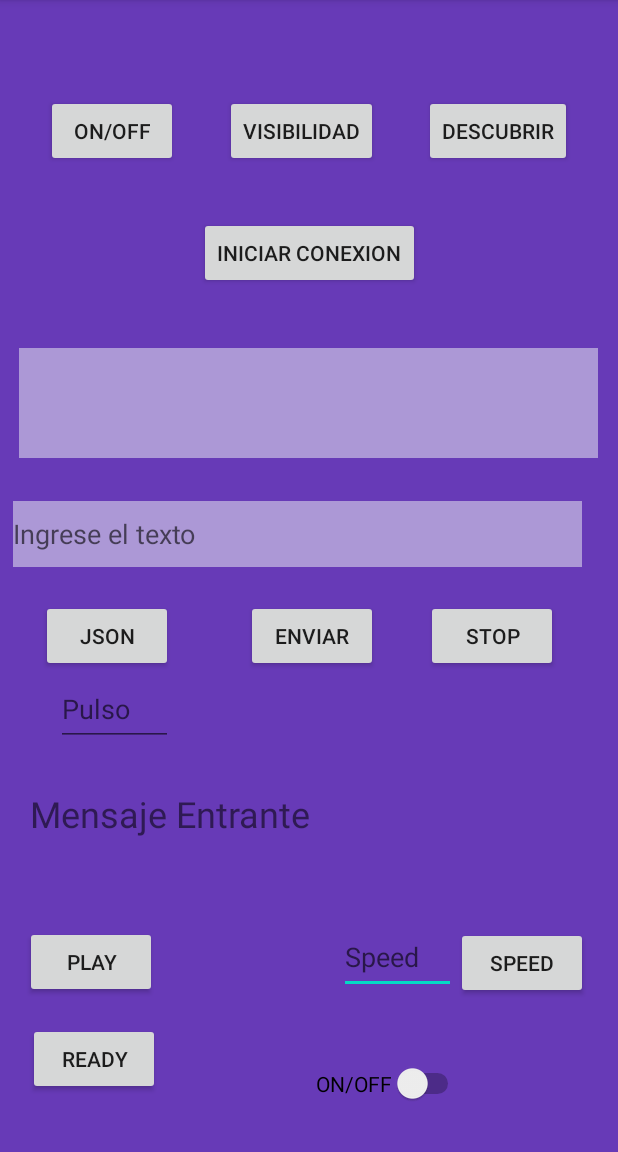
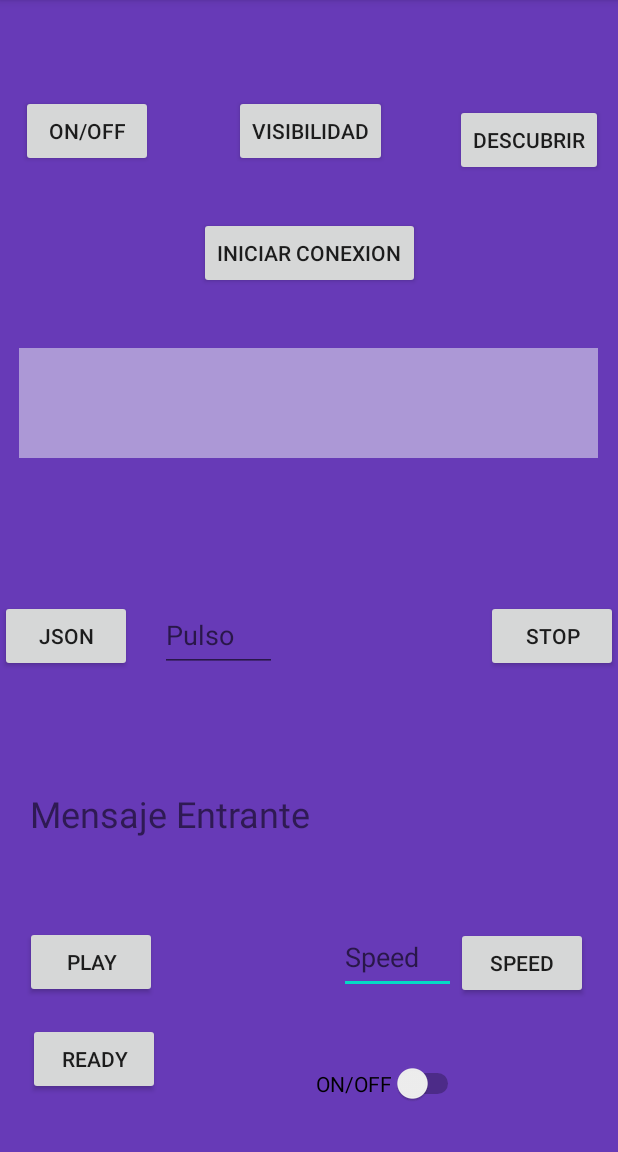
Before and after one commit to franciscoiarussi/Ingenieria, an Android app: the screen it shows after launch (MainActivity), on a phone screen of 412 x 824 dp, the part 84-1236 px from its top. Run offline under Robolectric (Android 15) with nearby library versions, the phone set to English and light mode, and no system bars.

```diff
--- a/app/src/main/java/com/example/ingenieria/MainActivity.java
+++ b/app/src/main/java/com/example/ingenieria/MainActivity.java
@@ -41,7 +41,6 @@ public class MainActivity extends AppCompatActivity implements AdapterView.OnIte
     public DeviceListAdapter nDeviceListAdapter;
     ListView lvNewDevices;
     Button btnDescubrir;
-    Button btnSend;
     Button btnPlay;
     Button btnSpeed;
     Button btnReady;
@@ -49,7 +48,6 @@ public class MainActivity extends AppCompatActivity implements AdapterView.OnIte
     TextView incomingMessage;
     StringBuilder messages;
     Button btnStartConnection;
-    EditText editText;
     EditText editTextSpeed;
     BluetoothConnectionService mBluetoothConnection;
     private static final UUID MY_UUID_INSECURE = UUID.fromString("8ce255c0-200a-11e0-ac64-0800200c9a66");
@@ -189,12 +187,10 @@ public class MainActivity extends AppCompatActivity implements AdapterView.OnIte
         nBTDevices = new ArrayList<>();
         btnDescubrir = (Button) findViewById(R.id.btnFindUnpairedDevices);
         nBluetoothAdapter = BluetoothAdapter.getDefaultAdapter();
-        editText = (EditText) findViewById(R.id.editText);
         editTextSpeed = (EditText) findViewById(R.id.editTextSpeed);
 
         final Switch switchOnOff=(Switch) findViewById(R.id.switchOnOff);
         btnStartConnection = (Button) findViewById(R.id.btnStartConnection);
-        btnSend = (Button) findViewById(R.id.btnSend);
         btnPlay = (Button) findViewById(R.id.btnPlay);
         btnSpeed = (Button) findViewById(R.id.btnSpeed);
         btnReady = (Button) findViewById(R.id.btnReady);
@@ -272,13 +268,6 @@ public class MainActivity extends AppCompatActivity implements AdapterView.OnIte
             }
         });
 
-        btnSend.setOnClickListener(new View.OnClickListener() {
-            public void onClick(View view) {
-                byte[] bytes = editText.getText().toString().getBytes(Charset.defaultCharset());
-                mBluetoothConnection.write(bytes);
-                editText.setText("");
-            }
-        });
         btnPlay.setOnClickListener(new View.OnClickListener() {
             public void onClick(View view) {
                 String play="play";
--- a/app/src/main/res/layout/activity_main.xml
+++ b/app/src/main/res/layout/activity_main.xml
@@ -26,14 +26,19 @@
         android:id="@+id/editTextPulso"
         android:layout_width="78dp"
         android:layout_height="49dp"
-        android:layout_marginEnd="260dp"
-        android:layout_marginRight="260dp"
+        android:layout_marginStart="18dp"
+        android:layout_marginLeft="18dp"
+        android:layout_marginTop="86dp"
+        android:layout_marginEnd="139dp"
+        android:layout_marginRight="139dp"
+        android:layout_marginBottom="71dp"
         android:ems="10"
         android:hint="Pulso"
         android:inputType="number"
-        app:layout_constraintEnd_toEndOf="parent"
-        app:layout_constraintStart_toStartOf="parent"
-        app:layout_constraintTop_toBottomOf="@+id/btnJson" />
+        app:layout_constraintBottom_toTopOf="@+id/MensajeEntrante"
+        app:layout_constraintEnd_toStartOf="@+id/btnStop"
+        app:layout_constraintStart_toEndOf="@+id/btnJson"
+        app:layout_constraintTop_toBottomOf="@+id/lvNewDevices" />
 
     <Button
         android:id="@+id/btnONOFF"
@@ -57,11 +62,11 @@
         android:id="@+id/btnVisibilidad"
         android:layout_width="wrap_content"
         android:layout_height="wrap_content"
-        android:layout_marginStart="8dp"
-        android:layout_marginLeft="8dp"
+        android:layout_marginStart="46dp"
+        android:layout_marginLeft="46dp"
         android:layout_marginTop="63dp"
-        android:layout_marginEnd="8dp"
-        android:layout_marginRight="8dp"
+        android:layout_marginEnd="47dp"
+        android:layout_marginRight="47dp"
         android:layout_marginBottom="620dp"
         android:text="@string/visibilidad"
         app:layout_constraintBottom_toBottomOf="parent"
@@ -74,17 +79,14 @@
         android:id="@+id/btnFindUnpairedDevices"
         android:layout_width="wrap_content"
         android:layout_height="wrap_content"
-        android:layout_marginStart="8dp"
-        android:layout_marginLeft="8dp"
         android:layout_marginTop="63dp"
-        android:layout_marginEnd="16dp"
-        android:layout_marginRight="16dp"
+        android:layout_marginEnd="10dp"
+        android:layout_marginRight="10dp"
+        android:layout_marginBottom="109dp"
         android:text="@string/descubrir"
-        app:layout_constraintBottom_toBottomOf="parent"
+        app:layout_constraintBottom_toTopOf="@+id/lvNewDevices"
         app:layout_constraintEnd_toEndOf="parent"
-        app:layout_constraintStart_toEndOf="@+id/btnVisibilidad"
-        app:layout_constraintTop_toTopOf="parent"
-        app:layout_constraintVertical_bias="0.0" />
+        app:layout_constraintTop_toTopOf="parent" />
 
 
     <ListView
@@ -105,44 +107,6 @@
         app:layout_constraintVertical_bias="0.334">
 
     </ListView>
-
-    <Button
-        android:id="@+id/btnSend"
-        android:layout_width="wrap_content"
-        android:layout_height="wrap_content"
-        android:layout_below="@+id/lvNewDevices"
-        android:layout_marginStart="160dp"
-        android:layout_marginLeft="160dp"
-        android:layout_marginEnd="160dp"
-        android:layout_marginRight="160dp"
-        android:text="@string/enviar"
-        app:layout_constraintBottom_toBottomOf="parent"
-        app:layout_constraintEnd_toEndOf="parent"
-        app:layout_constraintHorizontal_bias="1.0"
-        app:layout_constraintStart_toStartOf="parent"
-        app:layout_constraintTop_toTopOf="parent"
-        app:layout_constraintVertical_bias="0.556" />
-
-    <EditText
-        android:id="@+id/editText"
-        android:layout_width="379dp"
-        android:layout_height="44dp"
-        android:layout_below="@id/btnSend"
-        android:layout_marginStart="8dp"
-        android:layout_marginLeft="8dp"
-        android:layout_marginTop="28dp"
-        android:layout_marginEnd="8dp"
-        android:layout_marginRight="8dp"
-        android:autofillHints=""
-        android:background="#80F2F6F6"
-        android:hint="@string/ingrese_el_texto"
-        android:inputType="text"
-        app:layout_constraintBottom_toTopOf="@+id/btnSend"
-        app:layout_constraintEnd_toEndOf="parent"
-        app:layout_constraintHorizontal_bias="0.054"
-        app:layout_constraintStart_toStartOf="parent"
-        app:layout_constraintTop_toBottomOf="@+id/lvNewDevices"
-        app:layout_constraintVertical_bias="0.028" />
 
     <Button
         android:id="@+id/btnStartConnection"
@@ -238,8 +202,6 @@
         android:layout_height="wrap_content"
         android:text="Json"
         app:layout_constraintBottom_toBottomOf="parent"
-        app:layout_constraintEnd_toStartOf="@+id/btnSend"
-        app:layout_constraintHorizontal_bias="0.36"
         app:layout_constraintStart_toStartOf="parent"
         app:layout_constraintTop_toTopOf="parent"
         app:layout_constraintVertical_bias="0.556"
@@ -252,8 +214,6 @@
         android:text="Stop"
         app:layout_constraintBottom_toBottomOf="parent"
         app:layout_constraintEnd_toEndOf="parent"
-        app:layout_constraintHorizontal_bias="0.444"
-        app:layout_constraintStart_toEndOf="@+id/btnSend"
         app:layout_constraintTop_toTopOf="parent"
         app:layout_constraintVertical_bias="0.556"
         tools:ignore="MissingConstraints" />
```
